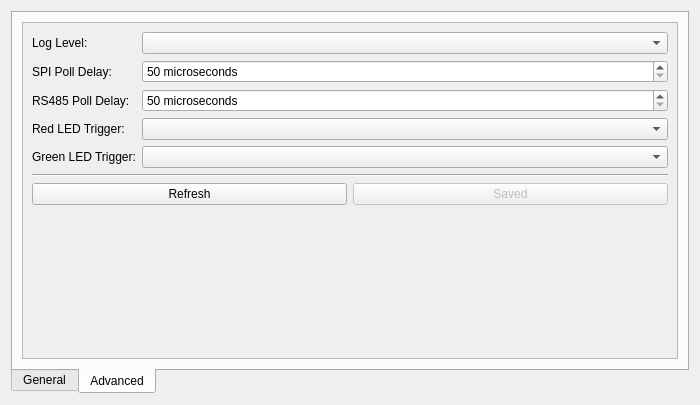
Old version of the form src/brickv/plugin_system/plugins/red/ui/red_tab_settings_brickd.ui in the repository Tinkerforge/brickv.
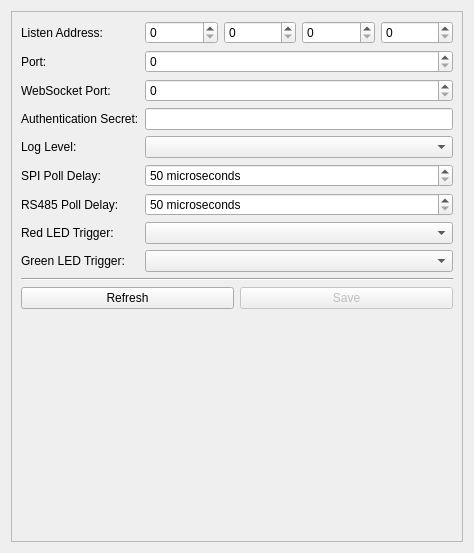
New version of the form. The open tabs and pages were chosen to show the change.

Commit message:
red-brick: Switch settings tab from a toolbox to a tab widget
The toolbox headers started to occupy too much space.

Also merge brickd general and advanced subtabs.

Diff of the .ui file:
```diff
--- a/src/brickv/plugin_system/plugins/red/ui/red_tab_settings_brickd.ui
+++ b/src/brickv/plugin_system/plugins/red/ui/red_tab_settings_brickd.ui
@@ -6,27 +6,14 @@
    <rect>
     <x>0</x>
     <y>0</y>
-    <width>700</width>
-    <height>405</height>
+    <width>474</width>
+    <height>553</height>
    </rect>
   </property>
   <property name="windowTitle">
    <string>Form</string>
   </property>
-  <layout class="QVBoxLayout" name="verticalLayout">
-   <item>
-    <widget class="QTabWidget" name="twidget_brickd">
-     <property name="tabPosition">
-      <enum>QTabWidget::South</enum>
-     </property>
-     <property name="currentIndex">
-      <number>0</number>
-     </property>
-     <widget class="QWidget" name="tab_brickd_gen">
-      <attribute name="title">
-       <string>General</string>
-      </attribute>
-      <layout class="QVBoxLayout" name="verticalLayout_4">
+  <layout class="QVBoxLayout" name="verticalLayout_2">
        <item>
         <widget class="QScrollArea" name="scrollArea">
          <property name="widgetResizable">
@@ -37,23 +24,13 @@
            <rect>
             <x>0</x>
             <y>0</y>
-            <width>658</width>
-            <height>334</height>
-           </rect>
-          </property>
-          <layout class="QVBoxLayout" name="verticalLayout_5">
+        <width>454</width>
+        <height>533</height>
+       </rect>
+      </property>
+      <layout class="QVBoxLayout" name="verticalLayout">
            <item>
             <layout class="QGridLayout" name="gridLayout_4">
-             <item row="0" column="0">
-              <widget class="QLabel" name="label_7">
-               <property name="text">
-                <string>Listen Address:</string>
-               </property>
-               <property name="buddy">
-                <cstring>sbox_brickd_la_ip1</cstring>
-               </property>
-              </widget>
-             </item>
              <item row="0" column="2">
               <widget class="QSpinBox" name="sbox_brickd_la_ip2">
                <property name="maximum">
@@ -68,19 +45,6 @@
                </property>
               </widget>
              </item>
-             <item row="6" column="0">
-              <spacer name="verticalSpacer_11">
-               <property name="orientation">
-                <enum>Qt::Vertical</enum>
-               </property>
-               <property name="sizeHint" stdset="0">
-                <size>
-                 <width>20</width>
-                 <height>40</height>
-                </size>
-               </property>
-              </spacer>
-             </item>
              <item row="0" column="1">
               <widget class="QSpinBox" name="sbox_brickd_la_ip1">
                <property name="maximum">
@@ -129,22 +93,22 @@
                </property>
               </widget>
              </item>
-             <item row="5" column="0" colspan="5">
+         <item row="10" column="0" colspan="5">
               <layout class="QHBoxLayout" name="horizontalLayout_5">
                <item>
-                <widget class="QPushButton" name="pbutton_brickd_general_refresh">
+            <widget class="QPushButton" name="pbutton_brickd_refresh">
                  <property name="text">
                   <string>Refresh</string>
                  </property>
                 </widget>
                </item>
                <item>
-                <widget class="QPushButton" name="pbutton_brickd_general_save">
+            <widget class="QPushButton" name="pbutton_brickd_save">
                  <property name="enabled">
                   <bool>false</bool>
                  </property>
                  <property name="text">
-                  <string>Saved</string>
+              <string>Save</string>
                  </property>
                 </widget>
                </item>
@@ -163,106 +127,25 @@
              <item row="3" column="1" colspan="4">
               <widget class="QLineEdit" name="ledit_brickd_secret"/>
              </item>
-             <item row="4" column="0" colspan="5">
+         <item row="9" column="0" colspan="5">
               <widget class="Line" name="line_5">
                <property name="orientation">
                 <enum>Qt::Horizontal</enum>
                </property>
               </widget>
              </item>
-            </layout>
-           </item>
-          </layout>
-         </widget>
-        </widget>
-       </item>
-      </layout>
-     </widget>
-     <widget class="QWidget" name="tab_brickd_adv">
-      <attribute name="title">
-       <string>Advanced</string>
-      </attribute>
-      <layout class="QVBoxLayout" name="verticalLayout_19">
-       <item>
-        <widget class="QScrollArea" name="scrollArea_5">
-         <property name="widgetResizable">
-          <bool>true</bool>
-         </property>
-         <widget class="QWidget" name="scrollAreaWidgetContents_4">
-          <property name="geometry">
-           <rect>
-            <x>0</x>
-            <y>0</y>
-            <width>658</width>
-            <height>334</height>
-           </rect>
-          </property>
-          <layout class="QVBoxLayout" name="verticalLayout_20">
-           <item>
-            <layout class="QGridLayout" name="gridLayout_6">
-             <item row="0" column="0">
+         <item row="4" column="0">
               <widget class="QLabel" name="label_13">
                <property name="text">
                 <string>Log Level:</string>
                </property>
                <property name="buddy">
-                <cstring>cbox_brickd_adv_ll</cstring>
+            <cstring>cbox_brickd_ll</cstring>
                </property>
               </widget>
              </item>
-             <item row="6" column="0" colspan="2">
-              <layout class="QHBoxLayout" name="horizontalLayout_2">
-               <item>
-                <widget class="QPushButton" name="pbutton_brickd_adv_refresh">
-                 <property name="text">
-                  <string>Refresh</string>
-                 </property>
-                </widget>
-               </item>
-               <item>
-                <widget class="QPushButton" name="pbutton_brickd_adv_save">
-                 <property name="enabled">
-                  <bool>false</bool>
-                 </property>
-                 <property name="text">
-                  <string>Saved</string>
-                 </property>
-                </widget>
-               </item>
-              </layout>
-             </item>
-             <item row="5" column="0" colspan="2">
-              <widget class="Line" name="line_7">
-               <property name="orientation">
-                <enum>Qt::Horizontal</enum>
-               </property>
-              </widget>
-             </item>
-             <item row="3" column="1">
-              <widget class="QComboBox" name="cbox_brickd_adv_rt"/>
-             </item>
-             <item row="4" column="0">
-              <widget class="QLabel" name="label_21">
-               <property name="text">
-                <string>Green LED Trigger:</string>
-               </property>
-               <property name="buddy">
-                <cstring>cbox_brickd_adv_gt</cstring>
-               </property>
-              </widget>
-             </item>
-             <item row="3" column="0">
-              <widget class="QLabel" name="label_18">
-               <property name="text">
-                <string>Red LED Trigger:</string>
-               </property>
-               <property name="buddy">
-                <cstring>cbox_brickd_adv_rt</cstring>
-               </property>
-              </widget>
-             </item>
-             <item row="0" column="1">
-              <widget class="QComboBox" name="cbox_brickd_adv_ll">
+         <item row="4" column="1" colspan="4">
+          <widget class="QComboBox" name="cbox_brickd_ll">
                <property name="sizePolicy">
                 <sizepolicy hsizetype="Preferred" vsizetype="Fixed">
                  <horstretch>1</horstretch>
@@ -271,73 +154,102 @@
                </property>
               </widget>
              </item>
-             <item row="1" column="0">
+         <item row="5" column="0">
               <widget class="QLabel" name="label_14">
                <property name="text">
                 <string>SPI Poll Delay:</string>
                </property>
                <property name="buddy">
-                <cstring>sbox_brickd_adv_spi_dly</cstring>
+            <cstring>sbox_brickd_spi_dly</cstring>
                </property>
               </widget>
              </item>
-             <item row="2" column="0">
+         <item row="6" column="0">
               <widget class="QLabel" name="label_17">
                <property name="text">
                 <string>RS485 Poll Delay:</string>
                </property>
                <property name="buddy">
-                <cstring>sbox_brickd_adv_rs485_dly</cstring>
-               </property>
-              </widget>
-             </item>
-             <item row="4" column="1">
-              <widget class="QComboBox" name="cbox_brickd_adv_gt"/>
-             </item>
-             <item row="1" column="1">
-              <widget class="QSpinBox" name="sbox_brickd_adv_spi_dly">
-               <property name="suffix">
-                <string> microseconds</string>
-               </property>
-               <property name="minimum">
-                <number>50</number>
-               </property>
-               <property name="maximum">
-                <number>2000000</number>
-               </property>
-              </widget>
-             </item>
-             <item row="2" column="1">
-              <widget class="QSpinBox" name="sbox_brickd_adv_rs485_dly">
-               <property name="suffix">
-                <string> microseconds</string>
-               </property>
-               <property name="minimum">
-                <number>50</number>
-               </property>
-               <property name="maximum">
-                <number>2000000</number>
+            <cstring>sbox_brickd_rs485_dly</cstring>
                </property>
               </widget>
              </item>
              <item row="7" column="0">
-              <spacer name="verticalSpacer_4">
+          <widget class="QLabel" name="label_18">
+           <property name="text">
+            <string>Red LED Trigger:</string>
+           </property>
+           <property name="buddy">
+            <cstring>cbox_brickd_rt</cstring>
+           </property>
+          </widget>
+         </item>
+         <item row="8" column="0">
+          <widget class="QLabel" name="label_21">
+           <property name="text">
+            <string>Green LED Trigger:</string>
+           </property>
+           <property name="buddy">
+            <cstring>cbox_brickd_gt</cstring>
+           </property>
+          </widget>
+         </item>
+         <item row="8" column="1" colspan="4">
+          <widget class="QComboBox" name="cbox_brickd_gt"/>
+         </item>
+         <item row="7" column="1" colspan="4">
+          <widget class="QComboBox" name="cbox_brickd_rt"/>
+         </item>
+         <item row="6" column="1" colspan="4">
+          <widget class="QSpinBox" name="sbox_brickd_rs485_dly">
+           <property name="suffix">
+            <string> microseconds</string>
+           </property>
+           <property name="minimum">
+            <number>50</number>
+           </property>
+           <property name="maximum">
+            <number>2000000</number>
+           </property>
+          </widget>
+         </item>
+         <item row="5" column="1" colspan="4">
+          <widget class="QSpinBox" name="sbox_brickd_spi_dly">
+           <property name="suffix">
+            <string> microseconds</string>
+           </property>
+           <property name="minimum">
+            <number>50</number>
+           </property>
+           <property name="maximum">
+            <number>2000000</number>
+           </property>
+          </widget>
+         </item>
+         <item row="0" column="0">
+          <widget class="QLabel" name="label_7">
+           <property name="text">
+            <string>Listen Address:</string>
+           </property>
+           <property name="buddy">
+            <cstring>sbox_brickd_la_ip1</cstring>
+           </property>
+          </widget>
+         </item>
+        </layout>
+       </item>
+       <item>
+        <spacer name="verticalSpacer">
                <property name="orientation">
                 <enum>Qt::Vertical</enum>
                </property>
                <property name="sizeHint" stdset="0">
                 <size>
                  <width>20</width>
-                 <height>40</height>
+           <height>0</height>
                 </size>
                </property>
               </spacer>
-             </item>
-            </layout>
-           </item>
-          </layout>
-         </widget>
-        </widget>
        </item>
       </layout>
      </widget>
```
Left out of the diff: 18 changed lines with no effect on the pictures. Lines whose indentation alone changed are shown as unchanged. The commit also changes 10 other files.
